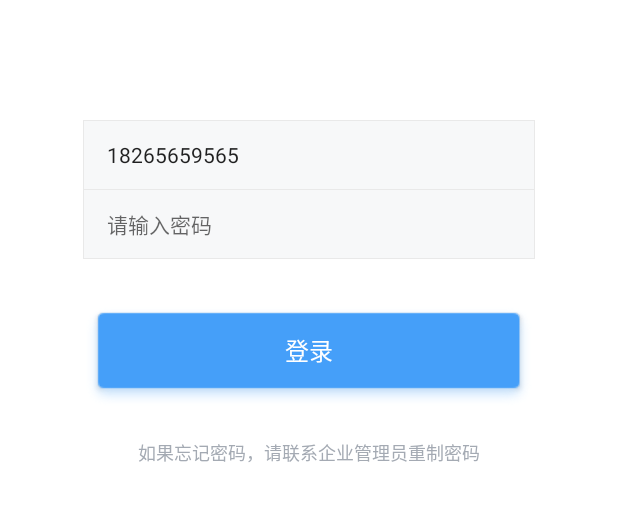
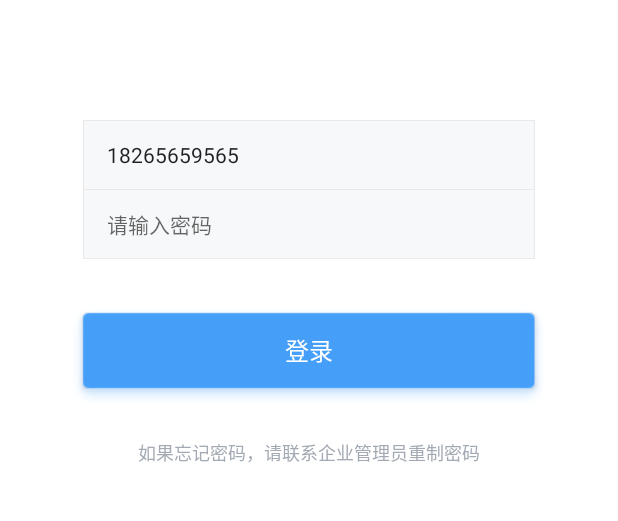
Before and after one commit to androidwp/TuZhiApplication, an Android app: the LoginActivity screen opened directly, with no data from a screen before it, on a phone screen of 412 x 824 dp, the part 206-727 px from its top. Run offline under Robolectric (Android 15) with nearby library versions, the phone set to English and light mode, and no system bars; our stand-ins replace data binding.

Commit message:
修改退出登录

```diff
--- a/TuZhi/TuZhi/src/main/java/com/tuzhi/application/moudle/mine/mvp/MineActivity.java
+++ b/TuZhi/TuZhi/src/main/java/com/tuzhi/application/moudle/mine/mvp/MineActivity.java
@@ -68,6 +68,11 @@ public class MineActivity extends MVPBaseActivity<MineContract.View, MinePresent
     }
 
     public void logOut() {
+        mPresenter.logOut(this);
+    }
+
+    @Override
+    public void logOutSuccess() {
         ActivitySkipUtilsKt.toActivity(getContext(), LoginActivity.class);
         setResult(ConstantKt.getKILL_ACTIVITY_CODE());
         back();
--- a/TuZhi/TuZhi/src/main/java/com/tuzhi/application/moudle/mine/mvp/MineContract.java
+++ b/TuZhi/TuZhi/src/main/java/com/tuzhi/application/moudle/mine/mvp/MineContract.java
@@ -1,4 +1,6 @@
 package com.tuzhi.application.moudle.mine.mvp;
+
+import android.content.Context;
 
 import com.tuzhi.application.moudle.basemvp.BasePresenter;
 import com.tuzhi.application.moudle.basemvp.BaseView;
@@ -11,9 +13,11 @@ import com.tuzhi.application.moudle.basemvp.BaseView;
 public class MineContract {
     interface View extends BaseView {
         void logOut();
+
+        void logOutSuccess();
     }
 
     interface  Presenter extends BasePresenter<View> {
-        void logOut();
+        void logOut(Context context);
     }
 }
--- a/TuZhi/TuZhi/src/main/java/com/tuzhi/application/moudle/mine/setting/mvp/SettingActivity.java
+++ b/TuZhi/TuZhi/src/main/java/com/tuzhi/application/moudle/mine/setting/mvp/SettingActivity.java
@@ -42,7 +42,6 @@ public class SettingActivity extends MVPBaseActivity<SettingContract.View, Setti
         } else {
             binding.sv.setOpened(false);
         }
-
     }
 
     public void back() {
--- a/TuZhi/TuZhi/src/main/java/com/tuzhi/application/moudle/repository/mvp/RepositoryActivity.java
+++ b/TuZhi/TuZhi/src/main/java/com/tuzhi/application/moudle/repository/mvp/RepositoryActivity.java
@@ -136,7 +136,7 @@ public class RepositoryActivity extends MVPBaseActivity<RepositoryContract.View,
     protected void onActivityResult(int requestCode, int resultCode, Intent data) {
         super.onActivityResult(requestCode, resultCode, data);
         if (requestCode == ConstantKt.getKILL_ACTIVITY_CODE() && resultCode == ConstantKt.getKILL_ACTIVITY_CODE()) {
-            onBackPressed();
+           finish();
         } else if (requestCode == ConstantKt.getCREATE_CODE() && resultCode == ConstantKt.getCREATE_CODE()) {
             onRefresh();
         }
--- a/TuZhi/TuZhi/src/main/res/layout/activity_login.xml
+++ b/TuZhi/TuZhi/src/main/res/layout/activity_login.xml
@@ -28,13 +28,13 @@
 
         <LinearLayout
             android:layout_width="match_parent"
-            android:layout_marginTop="80dp"
+            android:layout_height="wrap_content"
             android:layout_marginLeft="55dp"
             android:layout_marginRight="55dp"
+            android:layout_marginTop="80dp"
             android:background="@drawable/general_setting_background"
             android:orientation="vertical"
-            android:padding="@dimen/lineHeight"
-            android:layout_height="wrap_content">
+            android:padding="@dimen/lineHeight">
 
             <EditText
                 android:layout_width="match_parent"
@@ -65,18 +65,17 @@
         </LinearLayout>
 
 
-
         <Button
             android:layout_width="match_parent"
+            android:layout_height="wrap_content"
+            android:layout_marginLeft="45dp"
+            android:layout_marginRight="45dp"
+            android:layout_marginTop="30dp"
             android:background="@drawable/loginshadowfill"
-            android:layout_height="wrap_content"
-            android:layout_marginLeft="55dp"
-            android:layout_marginRight="55dp"
-            android:layout_marginTop="30dp"
+            android:onClick="@{()->loginActivity.commit(user)}"
+            android:text="登录"
             android:textColor="@color/colorWhite"
-            android:textSize="@dimen/generalTextSize"
-            android:onClick="@{()->loginActivity.commit(user)}"
-            android:text="登录" />
+            android:textSize="@dimen/generalTextSize" />
 
         <TextView
             android:layout_width="match_parent"
```
Also changed, not shown: TuZhi/TuZhi/src/main/java/com/tuzhi/application/moudle/mine/mvp/MinePresenter.java (+13 -2 lines).
